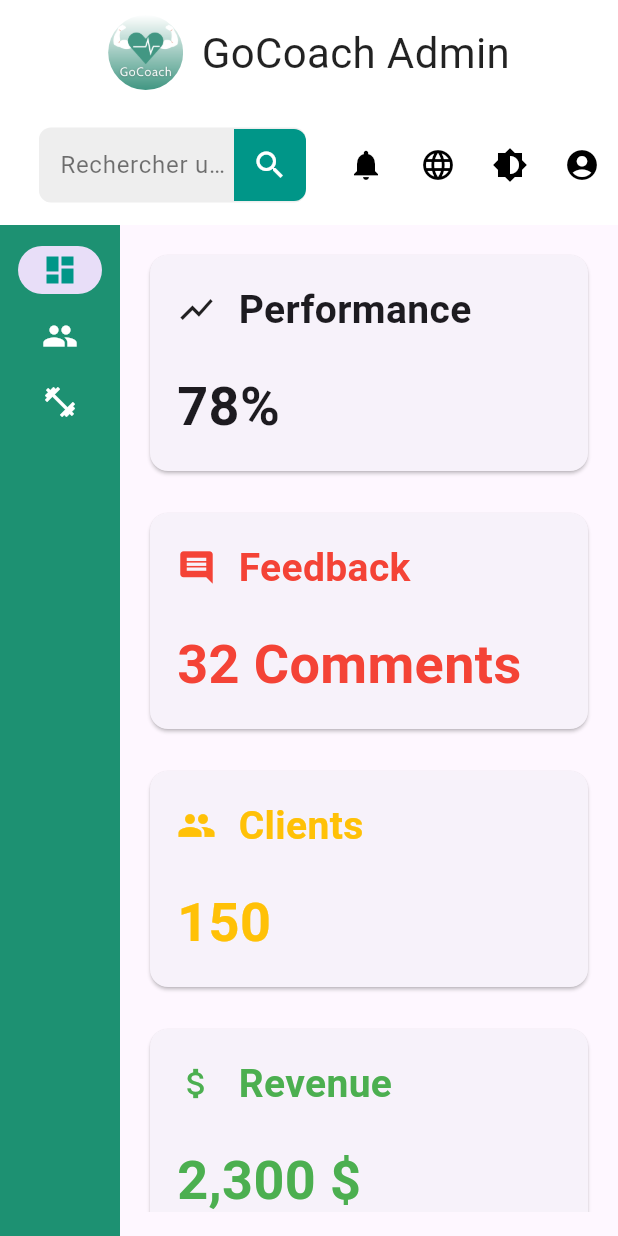
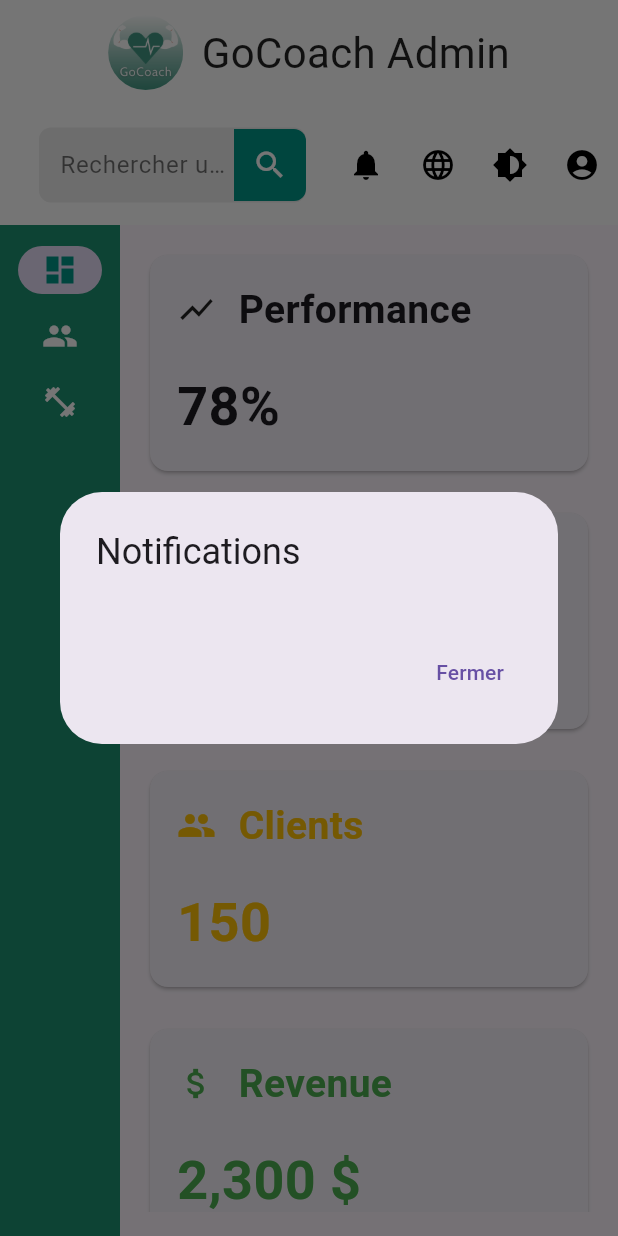
Before and after one commit to sassank/admin_gocoach, a Flutter app: the DashboardPage screen opened directly, after a tap on the "notifications" icon, on a phone screen of 412 x 824 dp. Run offline on Flutter 3.47's test engine with Material 3 defaults, Android fonts, the phone set to English and light mode, and no system bars; our stand-ins replace firebase_core, firebase_messaging; accounts and stored records are empty.

Commit message:
firebase confif + notification test

```diff
--- /dev/null
+++ b/lib/notification_item.dart
@@ -0,0 +1,6 @@
+class NotificationItem {
+  final String title;
+  final String message;
+
+  NotificationItem({required this.title, required this.message});
+}
--- a/lib/pages/dashboard_page.dart
+++ b/lib/pages/dashboard_page.dart
@@ -6,6 +6,8 @@ import 'profile_page.dart';
 import '../theme_provider.dart';
 import '../locale_provider.dart';
 import '../l10n.dart';
+import '../notification_item.dart';
+import '../push_notification_service.dart';
 
 class DashboardPage extends StatefulWidget {
   const DashboardPage({Key? key}) : super(key: key);
@@ -23,6 +25,42 @@ class _DashboardPageState extends State<DashboardPage> {
     UsersPage(),
     EventsPage(),
   ];
+
+  // Méthode pour afficher les notifications
+  void _showNotifications(BuildContext context) {
+    final pushNotificationService = Provider.of<PushNotificationService>(context, listen: false);
+    final notifications = pushNotificationService.getNotifications();
+
+    showDialog(
+      context: context,
+      builder: (BuildContext context) {
+        return AlertDialog(
+          title: Text("Notifications"),
+          content: Container(
+            width: double.maxFinite,
+            child: ListView.builder(
+              shrinkWrap: true,
+              itemCount: notifications.length,
+              itemBuilder: (BuildContext context, int index) {
+                return ListTile(
+                  title: Text(notifications[index].title),
+                  subtitle: Text(notifications[index].message),
+                );
+              },
+            ),
+          ),
+          actions: [
+            TextButton(
+              onPressed: () {
+                Navigator.of(context).pop();
+              },
+              child: Text("Fermer"),
+            ),
+          ],
+        );
+      },
+    );
+  }
 
   @override
   Widget build(BuildContext context) {
@@ -88,7 +126,7 @@ class _DashboardPageState extends State<DashboardPage> {
                           contentPadding:
                           EdgeInsets.symmetric(vertical: 0.0, horizontal: 10.0),
                           suffixIcon: Container(
-                            decoration: BoxDecoration(
+                            decoration: const BoxDecoration(
                               color: Colors.teal,
                               borderRadius: BorderRadius.only(
                                 topRight: Radius.circular(8.0),
@@ -96,7 +134,7 @@ class _DashboardPageState extends State<DashboardPage> {
                               ),
                             ),
                             child: IconButton(
-                              icon: Icon(Icons.search, color: Colors.white),
+                              icon: const Icon(Icons.search, color: Colors.white),
                               onPressed: () {
                                 // Handle search action
                               },
@@ -113,9 +151,7 @@ class _DashboardPageState extends State<DashboardPage> {
               IconButton(
                 icon: Icon(Icons.notifications,
                     color: isDarkMode ? Colors.white : Colors.black),
-                onPressed: () {
-                  // Handle notifications
-                },
+                onPressed: () => _showNotifications(context),
               ),
               PopupMenuButton<Locale>(
                 icon: Icon(Icons.language,
--- /dev/null
+++ b/lib/push_notification_service.dart
@@ -0,0 +1,48 @@
+import 'package:firebase_messaging/firebase_messaging.dart';
+import 'package:flutter/foundation.dart' show kIsWeb;
+import 'notification_item.dart';
+
+class PushNotificationService {
+  final FirebaseMessaging _firebaseMessaging = FirebaseMessaging.instance;
+  final List<NotificationItem> notifications = [];
+
+  Future<void> initialise() async {
+    // Demander la permission de recevoir des notifications
+    NotificationSettings settings = await _firebaseMessaging.requestPermission(
+      alert: true,
+      badge: true,
+      sound: true,
+    );
+
+    if (settings.authorizationStatus == AuthorizationStatus.authorized) {
+      print('Utilisateur autorisé à recevoir des notifications');
+    } else {
+      print('L\'utilisateur n\'a pas autorisé les notifications');
+    }
+
+    // Abonner au topic 'adminNotifications' uniquement si ce n'est pas sur le web
+    if (!kIsWeb) {
+      _firebaseMessaging.subscribeToTopic('adminNotifications');
+    }
+
+    // Gérer les messages reçus lorsque l'application est en premier plan
+    FirebaseMessaging.onMessage.listen((RemoteMessage message) {
+      notifications.add(NotificationItem(
+        title: message.notification?.title ?? "Nouveau Client",
+        message: message.notification?.body ?? "Un nouveau client s'est inscrit.",
+      ));
+    });
+
+    // Gérer les messages reçus lorsque l'application est en arrière-plan ou terminée
+    FirebaseMessaging.onMessageOpenedApp.listen((RemoteMessage message) {
+      notifications.add(NotificationItem(
+        title: message.notification?.title ?? "Nouveau Client",
+        message: message.notification?.body ?? "Un nouveau client s'est inscrit.",
+      ));
+    });
+  }
+
+  List<NotificationItem> getNotifications() {
+    return notifications;
+  }
+}
```
Also changed, not shown: lib/main.dart (+11 -2 lines), pubspec.yaml (+5 -2 lines), firebase.json (added), lib/firebase_options.dart (added), pubspec.lock, 9 other files.
